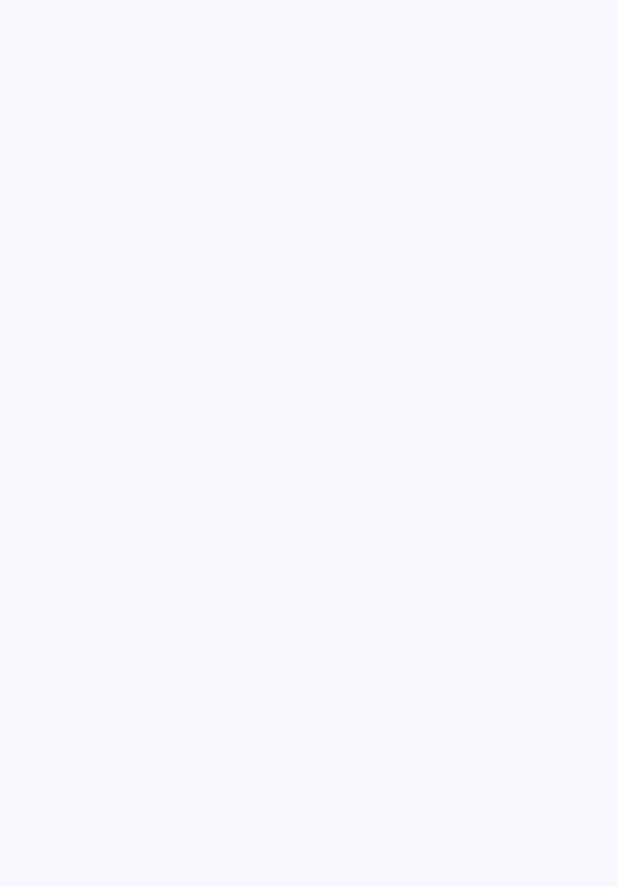
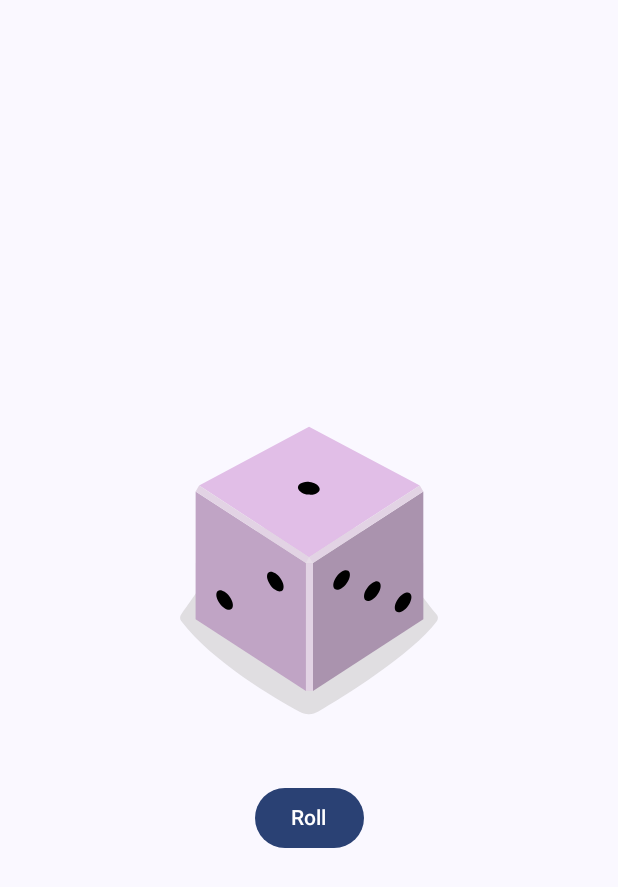
Before and after one commit to rakibhasan1030-android-kotlin/AndroidBasicWithCompose_DiceRoller_U02-P02, an Android app built with Jetpack Compose: the screen it shows after launch (MainActivity), on a phone screen of 412 x 824 dp. Before the commit the part shown is empty. Shown: the top 887 px of the screen. Run offline under Robolectric (Android 15) with nearby library versions, the phone set to English and light mode, and no system bars.

```diff
--- a/app/build.gradle.kts
+++ b/app/build.gradle.kts
@@ -5,7 +5,7 @@ plugins {
 
 android {
     namespace = "com.example.diceroller"
-    compileSdk = 33
+    compileSdk = 34
 
     defaultConfig {
         applicationId = "com.example.diceroller"
--- a/app/src/main/java/com/example/diceroller/MainActivity.kt
+++ b/app/src/main/java/com/example/diceroller/MainActivity.kt
@@ -3,15 +3,27 @@ package com.example.diceroller
 import android.os.Bundle
 import androidx.activity.ComponentActivity
 import androidx.activity.compose.setContent
+import androidx.compose.foundation.Image
+import androidx.compose.foundation.layout.Column
+import androidx.compose.foundation.layout.Spacer
 import androidx.compose.foundation.layout.fillMaxSize
+import androidx.compose.foundation.layout.height
 import androidx.compose.foundation.layout.wrapContentHeight
+import androidx.compose.material3.Button
 import androidx.compose.material3.MaterialTheme
 import androidx.compose.material3.Surface
 import androidx.compose.material3.Text
 import androidx.compose.runtime.Composable
+import androidx.compose.runtime.getValue
+import androidx.compose.runtime.mutableStateOf
+import androidx.compose.runtime.remember
+import androidx.compose.runtime.setValue
 import androidx.compose.ui.Alignment
 import androidx.compose.ui.Modifier
+import androidx.compose.ui.res.painterResource
+import androidx.compose.ui.res.stringResource
 import androidx.compose.ui.tooling.preview.Preview
+import androidx.compose.ui.unit.dp
 import com.example.diceroller.ui.theme.DiceRollerTheme
 
 class MainActivity : ComponentActivity() {
@@ -24,7 +36,7 @@ class MainActivity : ComponentActivity() {
                     modifier = Modifier.fillMaxSize(),
                     color = MaterialTheme.colorScheme.background
                 ) {
-
+                    DiceRollerApp()
                 }
             }
         }
@@ -32,10 +44,34 @@ class MainActivity : ComponentActivity() {
 }
 
 @Composable
-fun DiceWithButtonAndImage(modifier: Modifier = Modifier.fillMaxSize().wrapContentHeight(align = Alignment.CenterVertically)) {
+fun DiceWithButtonAndImage(
+    modifier: Modifier = Modifier
+        .fillMaxSize()
+        .wrapContentHeight(align = Alignment.CenterVertically)
+) {
+    var result by remember { mutableStateOf(1) }
+    val imageResource = when(result){
+        1 -> R.drawable.dice_1
+        2 -> R.drawable.dice_2
+        3 -> R.drawable.dice_3
+        4 -> R.drawable.dice_4
+        5 -> R.drawable.dice_5
+        else -> R.drawable.dice_6
+    }
+
+    Column(
+        modifier = modifier,
+        horizontalAlignment = Alignment.CenterHorizontally
+    ) {
+        Image(painter = painterResource(id = imageResource), contentDescription = result.toString())
+        Spacer(modifier = Modifier.height(16.dp))
+        Button(onClick = { result = (1..6).random() }) {
+            Text(text = stringResource(id = R.string.roll))
+        }
+    }
 }
 
-@Preview(showBackground = true)
+@Preview(showBackground = true, showSystemUi = true)
 @Composable
 fun DiceRollerApp() {
     DiceRollerTheme {
--- /dev/null
+++ b/app/src/main/res/drawable/dice_1.xml
@@ -0,0 +1,66 @@
+<!--
+  ~ Copyright 2022, The Android Open Source Project
+  ~
+  ~ Licensed under the Apache License, Version 2.0 (the "License");
+  ~ you may not use this file except in compliance with the License.
+  ~ You may obtain a copy of the License at
+  ~
+  ~     http://www.apache.org/licenses/LICENSE-2.0
+  ~
+  ~ Unless required by applicable law or agreed to in writing, software
+  ~ distributed under the License is distributed on an "AS IS" BASIS,
+  ~ WITHOUT WARRANTIES OR CONDITIONS OF ANY KIND, either express or implied.
+  ~ See the License for the specific language governing permissions and
+  ~ limitations under the License.
+  -->
+
+<vector xmlns:android="http://schemas.android.com/apk/res/android"
+    android:width="200dp"
+    android:height="250dp"
+    android:viewportWidth="800"
+    android:viewportHeight="1000">
+    <path
+        android:fillAlpha="0.5"
+        android:fillColor="#C5C4C4"
+        android:pathData="M740.8,635.42c-68.27,90.47 -249.77,201.76 -316,240.63a50.7,50.7 0,0 1,-49.93 0.81c-64.19,-35 -234.09,-133.88 -315.65,-242a14.69,14.69 0,0 1,-0.12 -17.49c77.58,-106.29 159.67,-258.89 341.06,-258.89 182,0 242.19,139.08 340.27,258.88A14.62,14.62 0,0 1,740.8 635.42Z"
+        android:strokeAlpha="0.5" />
+    <path
+        android:fillColor="#AA93AE"
+        android:pathData="M704.9,630l-294.29,191.06l0,-340.85l294.29,-191.06l0,340.85z" />
+    <path
+        android:fillColor="#C0A4C5"
+        android:pathData="M97.59,630l294.29,191.06l0,-340.85l-294.29,-191.06l0,340.85z" />
+    <path
+        android:fillColor="#E1BEE7"
+        android:pathData="M400.14,464.73l-293.19,-191.45l293.19,-156.31l295.39,156.31l-295.39,191.45z" />
+    <path
+        android:fillColor="#E2D3E4"
+        android:pathData="M106.95,273.28l-9.36,15.87l294.29,191.06l8.26,-15.48l-293.19,-191.45z" />
+    <path
+        android:fillColor="#E2D3E4"
+        android:pathData="M695.53,273.28l9.37,15.87l-294.29,191.06l-10.47,-15.48l295.39,-191.45z" />
+    <path
+        android:fillColor="#E2D3E4"
+        android:pathData="M391.88,480.21h18.73v340.85h-18.73z" />
+    <path
+        android:fillColor="#E7DCE8"
+        android:pathData="M400.14,464.73l-8.26,15.48l18.73,0l-10.47,-15.48z" />
+    <path
+        android:fillColor="#000000"
+        android:pathData="M397.45,297.62a16.9,28.71 97.07,1 0,4.16 -33.54a16.9,28.71 97.07,1 0,-4.16 33.54z" />
+    <path
+        android:fillColor="#000000"
+        android:pathData="M297.17,539.02a30.12,16.11 53.82,1 0,26.01 -19.02a30.12,16.11 53.82,1 0,-26.01 19.02z" />
+    <path
+        android:fillColor="#000000"
+        android:pathData="M161.96,588.24a30.12,16.11 53.82,1 0,26.01 -19.02a30.12,16.11 53.82,1 0,-26.01 19.02z" />
+    <path
+        android:fillColor="#000000"
+        android:pathData="M551.15,579.45a30.12,16.11 126.18,1 0,35.56 -48.62a30.12,16.11 126.18,1 0,-35.56 48.62z" />
+    <path
+        android:fillColor="#000000"
+        android:pathData="M469.12,549.58a30.12,16.11 126.18,1 0,35.56 -48.62a30.12,16.11 126.18,1 0,-35.56 48.62z" />
+    <path
+        android:fillColor="#000000"
+        android:pathData="M633.17,609.29a30.12,16.11 126.18,1 0,35.56 -48.62a30.12,16.11 126.18,1 0,-35.56 48.62z" />
+</vector>
--- /dev/null
+++ b/app/src/main/res/drawable/dice_2.xml
@@ -0,0 +1,66 @@
+<!--
+  ~ Copyright 2022, The Android Open Source Project
+  ~
+  ~ Licensed under the Apache License, Version 2.0 (the "License");
+  ~ you may not use this file except in compliance with the License.
+  ~ You may obtain a copy of the License at
+  ~
+  ~     http://www.apache.org/licenses/LICENSE-2.0
+  ~
+  ~ Unless required by applicable law or agreed to in writing, software
+  ~ distributed under the License is distributed on an "AS IS" BASIS,
+  ~ WITHOUT WARRANTIES OR CONDITIONS OF ANY KIND, either express or implied.
+  ~ See the License for the specific language governing permissions and
+  ~ limitations under the License.
+  -->
+
+<vector xmlns:android="http://schemas.android.com/apk/res/android"
+    android:width="200dp"
+    android:height="250dp"
+    android:viewportWidth="800"
+    android:viewportHeight="1000">
+    <path
+        android:fillAlpha="0.5"
+        android:fillColor="#C5C4C4"
+        android:pathData="M740.8,635.42c-68.27,90.47 -249.77,201.76 -316,240.63a50.7,50.7 0,0 1,-49.93 0.81c-64.19,-35 -234.09,-133.88 -315.65,-242a14.69,14.69 0,0 1,-0.12 -17.49c77.58,-106.29 159.67,-258.89 341.06,-258.89 182,0 242.19,139.08 340.27,258.88A14.62,14.62 0,0 1,740.8 635.42Z"
+        android:strokeAlpha="0.5" />
+    <path
+        android:fillColor="#AA93AE"
+        android:pathData="M704.9,630l-294.29,191.06l0,-340.85l294.29,-191.06l0,340.85z" />
+    <path
+        android:fillColor="#C0A4C5"
+        android:pathData="M97.59,630l294.29,191.06l0,-340.85l-294.29,-191.06l0,340.85z" />
+    <path
+        android:fillColor="#E1BEE7"
+        android:pathData="M400.14,464.73l-293.19,-191.45l293.19,-156.31l295.39,156.31l-295.39,191.45z" />
+    <path
+        android:fillColor="#E2D3E4"
+        android:pathData="M106.95,273.28l-9.36,15.87l294.29,191.06l8.26,-15.48l-293.19,-191.45z" />
+    <path
+        android:fillColor="#E2D3E4"
+        android:pathData="M695.53,273.28l9.37,15.87l-294.29,191.06l-10.47,-15.48l295.39,-191.45z" />
+    <path
+        android:fillColor="#E2D3E4"
+        android:pathData="M391.88,480.21h18.73v340.85h-18.73z" />
+    <path
+        android:fillColor="#E7DCE8"
+        android:pathData="M400.14,464.73l-8.26,15.48l18.73,0l-10.47,-15.48z" />
+    <path
+        android:fillColor="#000000"
+        android:pathData="M520.85,303.25a16.9,28.71 97.07,1 0,4.16 -33.54a16.9,28.71 97.07,1 0,-4.16 33.54z" />
+    <path
+        android:fillColor="#000000"
+        android:pathData="M273.33,291.99a16.9,28.71 97.07,1 0,4.16 -33.54a16.9,28.71 97.07,1 0,-4.16 33.54z" />
+    <path
+        android:fillColor="#000000"
+        android:pathData="M229.56,563.64a30.12,16.11 53.82,1 0,26.01 -19.02a30.12,16.11 53.82,1 0,-26.01 19.02z" />
+    <path
+        android:fillColor="#000000"
+        android:pathData="M311.58,533.77a30.12,16.11 53.82,1 0,26.01 -19.02a30.12,16.11 53.82,1 0,-26.01 19.02z" />
+    <path
+        android:fillColor="#000000"
+        android:pathData="M147.54,593.49a30.12,16.11 53.82,1 0,26.01 -19.02a30.12,16.11 53.82,1 0,-26.01 19.02z" />
+    <path
+        android:fillColor="#000000"
+        android:pathData="M551.15,579.45a30.12,16.11 126.18,1 0,35.56 -48.62a30.12,16.11 126.18,1 0,-35.56 48.62z" />
+</vector>
--- /dev/null
+++ b/app/src/main/res/drawable/dice_3.xml
@@ -0,0 +1,66 @@
+<!--
+  ~ Copyright 2022, The Android Open Source Project
+  ~
+  ~ Licensed under the Apache License, Version 2.0 (the "License");
+  ~ you may not use this file except in compliance with the License.
+  ~ You may obtain a copy of the License at
+  ~
+  ~     http://www.apache.org/licenses/LICENSE-2.0
+  ~
+  ~ Unless required by applicable law or agreed to in writing, software
+  ~ distributed under the License is distributed on an "AS IS" BASIS,
+  ~ WITHOUT WARRANTIES OR CONDITIONS OF ANY KIND, either express or implied.
+  ~ See the License for the specific language governing permissions and
+  ~ limitations under the License.
+  -->
+
+<vector xmlns:android="http://schemas.android.com/apk/res/android"
+    android:width="200dp"
+    android:height="250dp"
+    android:viewportWidth="800"
+    android:viewportHeight="1000">
+    <path
+        android:fillAlpha="0.5"
+        android:fillColor="#C5C4C4"
+        android:pathData="M740.8,635.42c-68.27,90.47 -249.77,201.76 -316,240.63a50.7,50.7 0,0 1,-49.93 0.81c-64.19,-35 -234.09,-133.88 -315.65,-242a14.69,14.69 0,0 1,-0.12 -17.49c77.58,-106.29 159.67,-258.89 341.06,-258.89 182,0 242.19,139.08 340.27,258.88A14.62,14.62 0,0 1,740.8 635.42Z"
+        android:strokeAlpha="0.5" />
+    <path
+        android:fillColor="#AA93AE"
+        android:pathData="M704.9,630l-294.29,191.06l0,-340.85l294.29,-191.06l0,340.85z" />
+    <path
+        android:fillColor="#C0A4C5"
+        android:pathData="M97.59,630l294.29,191.06l0,-340.85l-294.29,-191.06l0,340.85z" />
+    <path
+        android:fillColor="#E1BEE7"
+        android:pathData="M400.14,464.73l-293.19,-191.45l293.19,-156.31l295.39,156.31l-295.39,191.45z" />
+    <path
+        android:fillColor="#E2D3E4"
+        android:pathData="M106.95,273.28l-9.36,15.87l294.29,191.06l8.26,-15.48l-293.19,-191.45z" />
+    <path
+        android:fillColor="#E2D3E4"
+        android:pathData="M695.53,273.28l9.37,15.87l-294.29,191.06l-10.47,-15.48l295.39,-191.45z" />
+    <path
+        android:fillColor="#E2D3E4"
+        android:pathData="M391.88,480.21h18.73v340.85h-18.73z" />
+    <path
+        android:fillColor="#E7DCE8"
+        android:pathData="M400.14,464.73l-8.26,15.48l18.73,0l-10.47,-15.48z" />
+    <path
+        android:fillColor="#000000"
+        android:pathData="M398.11,297.62a16.9,28.71 97.07,1 0,4.16 -33.54a16.9,28.71 97.07,1 0,-4.16 33.54z" />
+    <path
+        android:fillColor="#000000"
+        android:pathData="M548.27,304.46a16.9,28.71 97.07,1 0,4.16 -33.54a16.9,28.71 97.07,1 0,-4.16 33.54z" />
+    <path
+        android:fillColor="#000000"
+        android:pathData="M247.95,290.79a16.9,28.71 97.07,1 0,4.16 -33.54a16.9,28.71 97.07,1 0,-4.16 33.54z" />
+    <path
+        android:fillColor="#000000"
+        android:pathData="M229.56,563.64a30.12,16.11 53.82,1 0,26.01 -19.02a30.12,16.11 53.82,1 0,-26.01 19.02z" />
+    <path
+        android:fillColor="#000000"
+        android:pathData="M483.54,554.83a30.12,16.11 126.18,1 0,35.56 -48.62a30.12,16.11 126.18,1 0,-35.56 48.62z" />
+    <path
+        android:fillColor="#000000"
+        android:pathData="M618.75,604.04a30.12,16.11 126.18,1 0,35.56 -48.62a30.12,16.11 126.18,1 0,-35.56 48.62z" />
+</vector>
--- /dev/null
+++ b/app/src/main/res/drawable/dice_4.xml
@@ -0,0 +1,69 @@
+<!--
+  ~ Copyright 2022, The Android Open Source Project
+  ~
+  ~ Licensed under the Apache License, Version 2.0 (the "License");
+  ~ you may not use this file except in compliance with the License.
+  ~ You may obtain a copy of the License at
+  ~
+  ~     http://www.apache.org/licenses/LICENSE-2.0
+  ~
+  ~ Unless required by applicable law or agreed to in writing, software
+  ~ distributed under the License is distributed on an "AS IS" BASIS,
+  ~ WITHOUT WARRANTIES OR CONDITIONS OF ANY KIND, either express or implied.
+  ~ See the License for the specific language governing permissions and
+  ~ limitations under the License.
+  -->
+
+<vector xmlns:android="http://schemas.android.com/apk/res/android"
+    android:width="200dp"
+    android:height="250dp"
+    android:viewportWidth="800"
+    android:viewportHeight="1000">
+    <path
+        android:fillAlpha="0.5"
+        android:fillColor="#C5C4C4"
+        android:pathData="M740.8,635.42c-68.27,90.47 -249.77,201.76 -316,240.63a50.7,50.7 0,0 1,-49.93 0.81c-64.19,-35 -234.09,-133.88 -315.65,-242a14.69,14.69 0,0 1,-0.12 -17.49c77.58,-106.29 159.67,-258.89 341.06,-258.89 182,0 242.19,139.08 340.27,258.88A14.62,14.62 0,0 1,740.8 635.42Z"
+        android:strokeAlpha="0.5" />
+    <path
+        android:fillColor="#AA93AE"
+        android:pathData="M704.9,630l-294.29,191.06l0,-340.85l294.29,-191.06l0,340.85z" />
+    <path
+        android:fillColor="#C0A4C5"
+        android:pathData="M97.59,630l294.29,191.06l0,-340.85l-294.29,-191.06l0,340.85z" />
+    <path
+        android:fillColor="#E1BEE7"
+        android:pathData="M400.14,464.73l-293.19,-191.45l293.19,-156.31l295.39,156.31l-295.39,191.45z" />
+    <path
+        android:fillColor="#E2D3E4"
+        android:pathData="M106.95,273.28l-9.36,15.87l294.29,191.06l8.26,-15.48l-293.19,-191.45z" />
+    <path
+        android:fillColor="#E2D3E4"
+        android:pathData="M695.53,273.28l9.37,15.87l-294.29,191.06l-10.47,-15.48l295.39,-191.45z" />
+    <path
+        android:fillColor="#E2D3E4"
+        android:pathData="M391.88,480.21h18.73v340.85h-18.73z" />
+    <path
+        android:fillColor="#E7DCE8"
+        android:pathData="M400.14,464.73l-8.26,15.48l18.73,0l-10.47,-15.48z" />
+    <path
+        android:fillColor="#000000"
+        android:pathData="M530.08,303.65a16.9,28.71 97.07,1 0,4.16 -33.54a16.9,28.71 97.07,1 0,-4.16 33.54z" />
+    <path
+        android:fillColor="#000000"
+        android:pathData="M389.68,218.17a16.9,28.71 97.07,1 0,4.16 -33.54a16.9,28.71 97.07,1 0,-4.16 33.54z" />
+    <path
+        android:fillColor="#000000"
+        android:pathData="M405.35,377.09a16.9,28.71 97.07,1 0,4.16 -33.54a16.9,28.71 97.07,1 0,-4.16 33.54z" />
+    <path
+        android:fillColor="#000000"
+        android:pathData="M264.95,291.6a16.9,28.71 97.07,1 0,4.16 -33.54a16.9,28.71 97.07,1 0,-4.16 33.54z" />
+    <path
+        android:fillColor="#000000"
+        android:pathData="M297.17,541.59a30.12,16.11 53.82,1 0,26.01 -19.02a30.12,16.11 53.82,1 0,-26.01 19.02z" />
+    <path
+        android:fillColor="#000000"
+        android:pathData="M161.96,590.81a30.12,16.11 53.82,1 0,26.01 -19.02a30.12,16.11 53.82,1 0,-26.01 19.02z" />
+    <path
+        android:fillColor="#000000"
+        android:pathData="M551.15,579.45a30.12,16.11 126.18,1 0,35.56 -48.62a30.12,16.11 126.18,1 0,-35.56 48.62z" />
+</vector>
--- /dev/null
+++ b/app/src/main/res/drawable/dice_5.xml
@@ -0,0 +1,75 @@
+<!--
+  ~ Copyright 2022, The Android Open Source Project
+  ~
+  ~ Licensed under the Apache License, Version 2.0 (the "License");
+  ~ you may not use this file except in compliance with the License.
+  ~ You may obtain a copy of the License at
+  ~
+  ~     http://www.apache.org/licenses/LICENSE-2.0
+  ~
+  ~ Unless required by applicable law or agreed to in writing, software
+  ~ distributed under the License is distributed on an "AS IS" BASIS,
+  ~ WITHOUT WARRANTIES OR CONDITIONS OF ANY KIND, either express or implied.
+  ~ See the License for the specific language governing permissions and
+  ~ limitations under the License.
+  -->
+
+<vector xmlns:android="http://schemas.android.com/apk/res/android"
+    android:width="200dp"
+    android:height="250dp"
+    android:viewportWidth="800"
+    android:viewportHeight="1000">
+    <path
+        android:fillAlpha="0.5"
+        android:fillColor="#C5C4C4"
+        android:pathData="M740.8,635.42c-68.27,90.47 -249.77,201.76 -316,240.63a50.7,50.7 0,0 1,-49.93 0.81c-64.19,-35 -234.09,-133.88 -315.65,-242a14.69,14.69 0,0 1,-0.12 -17.49c77.58,-106.29 159.67,-258.89 341.06,-258.89 182,0 242.19,139.08 340.27,258.88A14.62,14.62 0,0 1,740.8 635.42Z"
+        android:strokeAlpha="0.5" />
+    <path
+        android:fillColor="#AA93AE"
+        android:pathData="M704.9,630l-294.29,191.06l0,-340.85l294.29,-191.06l0,340.85z" />
+    <path
+        android:fillColor="#C0A4C5"
+        android:pathData="M97.59,630l294.29,191.06l0,-340.85l-294.29,-191.06l0,340.85z" />
+    <path
+        android:fillColor="#E1BEE7"
+        android:pathData="M400.14,464.73l-293.19,-191.45l293.19,-156.31l295.39,156.31l-295.39,191.45z" />
+    <path
+        android:fillColor="#E2D3E4"
+        android:pathData="M106.95,273.28l-9.36,15.87l294.29,191.06l8.26,-15.48l-293.19,-191.45z" />
+    <path
+        android:fillColor="#E2D3E4"
+        android:pathData="M695.53,273.28l9.37,15.87l-294.29,191.06l-10.47,-15.48l295.39,-191.45z" />
+    <path
+        android:fillColor="#E2D3E4"
+        android:pathData="M391.88,480.21h18.73v340.85h-18.73z" />
+    <path
+        android:fillColor="#E7DCE8"
+        android:pathData="M400.14,464.73l-8.26,15.48l18.73,0l-10.47,-15.48z" />
+    <path
+        android:fillColor="#000000"
+        android:pathData="M397.05,297.63a16.9,28.71 97.07,1 0,4.16 -33.54a16.9,28.71 97.07,1 0,-4.16 33.54z" />
+    <path
+        android:fillColor="#000000"
+        android:pathData="M547.21,304.45a16.9,28.71 97.07,1 0,4.16 -33.54a16.9,28.71 97.07,1 0,-4.16 33.54z" />
+    <path
+        android:fillColor="#000000"
+        android:pathData="M388.17,207.62a16.9,28.71 97.07,1 0,4.16 -33.54a16.9,28.71 97.07,1 0,-4.16 33.54z" />
+    <path
+        android:fillColor="#000000"
+        android:pathData="M405.93,387.62a16.9,28.71 97.07,1 0,4.16 -33.54a16.9,28.71 97.07,1 0,-4.16 33.54z" />
+    <path
+        android:fillColor="#000000"
+        android:pathData="M246.89,290.79a16.9,28.71 97.07,1 0,4.16 -33.54a16.9,28.71 97.07,1 0,-4.16 33.54z" />
+    <path
+        android:fillColor="#000000"
+        android:pathData="M229.56,563.64a30.12,16.11 53.82,1 0,26.01 -19.02a30.12,16.11 53.82,1 0,-26.01 19.02z" />
+    <path
+        android:fillColor="#000000"
+        android:pathData="M551.15,579.45a30.12,16.11 126.18,1 0,35.56 -48.62a30.12,16.11 126.18,1 0,-35.56 48.62z" />
+    <path
+        android:fillColor="#000000"
+        android:pathData="M469.12,549.58a30.12,16.11 126.18,1 0,35.56 -48.62a30.12,16.11 126.18,1 0,-35.56 48.62z" />
+    <path
+        android:fillColor="#000000"
+        android:pathData="M633.17,609.29a30.12,16.11 126.18,1 0,35.56 -48.62a30.12,16.11 126.18,1 0,-35.56 48.62z" />
+</vector>
--- /dev/null
+++ b/app/src/main/res/drawable/dice_6.xml
@@ -0,0 +1,81 @@
+<!--
+  ~ Copyright 2022, The Android Open Source Project
+  ~
+  ~ Licensed under the Apache License, Version 2.0 (the "License");
+  ~ you may not use this file except in compliance with the License.
+  ~ You may obtain a copy of the License at
+  ~
+  ~     http://www.apache.org/licenses/LICENSE-2.0
+  ~
+  ~ Unless required by applicable law or agreed to in writing, software
+  ~ distributed under the License is distributed on an "AS IS" BASIS,
+  ~ WITHOUT WARRANTIES OR CONDITIONS OF ANY KIND, either express or implied.
+  ~ See the License for the specific language governing permissions and
+  ~ limitations under the License.
+  -->
+
+<vector xmlns:android="http://schemas.android.com/apk/res/android"
+    android:width="200dp"
+    android:height="250dp"
+    android:viewportWidth="800"
+    android:viewportHeight="1000">
+    <path
+        android:fillAlpha="0.5"
+        android:fillColor="#C5C4C4"
+        android:pathData="M740.8,635.42c-68.27,90.47 -249.77,201.76 -316,240.63a50.7,50.7 0,0 1,-49.93 0.81c-64.19,-35 -234.09,-133.88 -315.65,-242a14.69,14.69 0,0 1,-0.12 -17.49c77.58,-106.29 159.67,-258.89 341.06,-258.89 182,0 242.19,139.08 340.27,258.88A14.62,14.62 0,0 1,740.8 635.42Z"
+        android:strokeAlpha="0.5" />
+    <path
+        android:fillColor="#AA93AE"
+        android:pathData="M704.9,630l-294.29,191.06l0,-340.85l294.29,-191.06l0,340.85z" />
+    <path
+        android:fillColor="#C0A4C5"
+        android:pathData="M97.59,630l294.29,191.06l0,-340.85l-294.29,-191.06l0,340.85z" />
+    <path
+        android:fillColor="#E1BEE7"
+        android:pathData="M400.14,464.73l-293.19,-191.45l293.19,-156.31l295.39,156.31l-295.39,191.45z" />
+    <path
+        android:fillColor="#E2D3E4"
+        android:pathData="M106.95,273.28l-9.36,15.87l294.29,191.06l8.26,-15.48l-293.19,-191.45z" />
+    <path
+        android:fillColor="#E2D3E4"
+        android:pathData="M695.53,273.28l9.37,15.87l-294.29,191.06l-10.47,-15.48l295.39,-191.45z" />
+    <path
+        android:fillColor="#E2D3E4"
+        android:pathData="M391.88,480.21h18.73v340.85h-18.73z" />
+    <path
+        android:fillColor="#E7DCE8"
+        android:pathData="M400.14,464.73l-8.26,15.48l18.73,0l-10.47,-15.48z" />
+    <path
+        android:fillColor="#000000"
+        android:pathData="M326.53,254.89a16.9,28.71 97.07,1 0,4.16 -33.54a16.9,28.71 97.07,1 0,-4.16 33.54z" />
+    <path
+        android:fillColor="#000000"
+        android:pathData="M537.57,298.78a16.9,28.71 97.07,1 0,4.16 -33.54a16.9,28.71 97.07,1 0,-4.16 33.54z" />
+    <path
+        android:fillColor="#000000"
+        android:pathData="M397.17,213.3a16.9,28.71 97.07,1 0,4.16 -33.54a16.9,28.71 97.07,1 0,-4.16 33.54z" />
+    <path
+        android:fillColor="#000000"
+        android:pathData="M396.31,381.95a16.9,28.71 97.07,1 0,4.16 -33.54a16.9,28.71 97.07,1 0,-4.16 33.54z" />
+    <path
+        android:fillColor="#000000"
+        android:pathData="M255.91,296.47a16.9,28.71 97.07,1 0,4.16 -33.54a16.9,28.71 97.07,1 0,-4.16 33.54z" />
+    <path
+        android:fillColor="#000000"
+        android:pathData="M466.93,340.37a16.9,28.71 97.07,1 0,4.16 -33.54a16.9,28.71 97.07,1 0,-4.16 33.54z" />
+    <path
+        android:fillColor="#000000"
+        android:pathData="M230,563.64a30.12,16.11 53.82,1 0,26.01 -19.02a30.12,16.11 53.82,1 0,-26.01 19.02z" />
+    <path
+        android:fillColor="#000000"
+        android:pathData="M312.02,533.78a30.12,16.11 53.82,1 0,26.01 -19.02a30.12,16.11 53.82,1 0,-26.01 19.02z" />
+    <path
+        android:fillColor="#000000"
+        android:pathData="M147.96,593.48a30.12,16.11 53.82,1 0,26.01 -19.02a30.12,16.11 53.82,1 0,-26.01 19.02z" />
+    <path
+        android:fillColor="#000000"
+        android:pathData="M483.54,554.83a30.12,16.11 126.18,1 0,35.56 -48.62a30.12,16.11 126.18,1 0,-35.56 48.62z" />
+    <path
+        android:fillColor="#000000"
+        android:pathData="M618.75,604.04a30.12,16.11 126.18,1 0,35.56 -48.62a30.12,16.11 126.18,1 0,-35.56 48.62z" />
+</vector>
--- a/app/src/main/res/values/strings.xml
+++ b/app/src/main/res/values/strings.xml
@@ -1,3 +1,5 @@
 <resources>
     <string name="app_name">DiceRoller</string>
+    <string name="roll">Roll</string>
+
 </resources>
```
